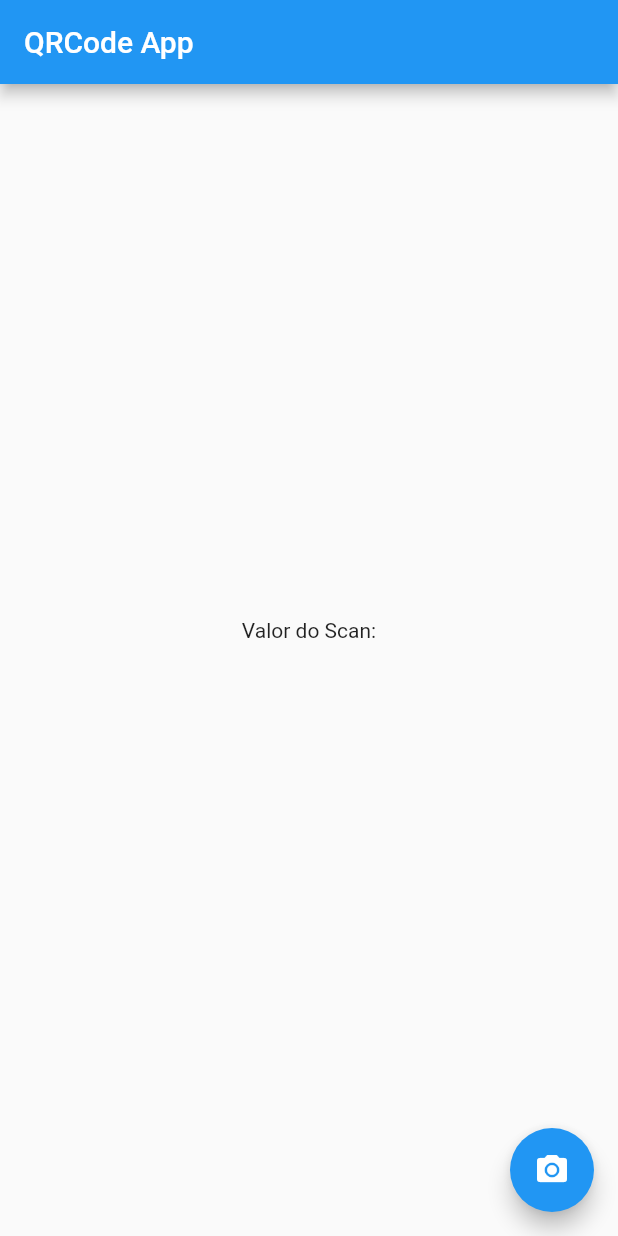
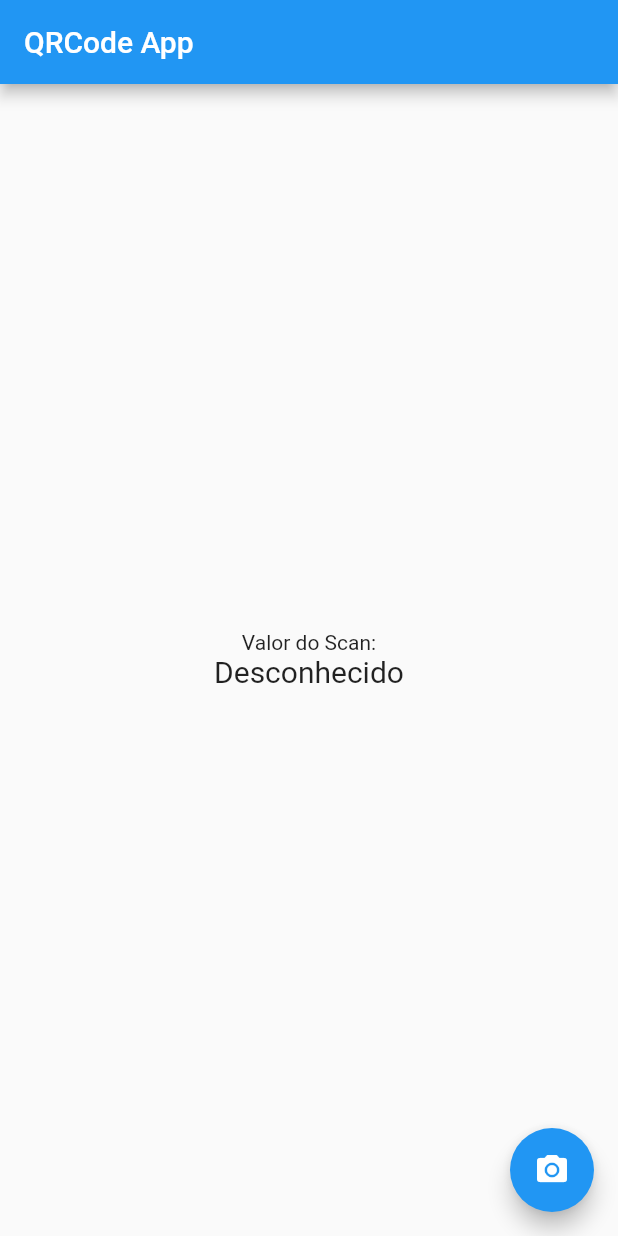
Before and after one commit to JohnEmerson1406/My_Flutter_Projects, a Flutter app: the screen it shows after launch, on a phone screen of 412 x 824 dp. Run offline on Flutter 3.47's test engine with Material 2 defaults, Android fonts, the phone set to English and light mode, and no system bars; our stand-ins replace flip_card, font_awesome_flutter; missing offline and left inert: flutter_barcode_scanner; accounts and stored records are empty.

Commit message:
refactor: change variables

```diff
--- a/qrcode_app/lib/main.dart
+++ b/qrcode_app/lib/main.dart
@@ -6,15 +6,10 @@ void main() {
 }
 
 class MyApp extends StatelessWidget {
-  // This widget is the root of your application.
   @override
   Widget build(BuildContext context) {
     return MaterialApp(
-      title: 'QRCode App',
-      theme: ThemeData(
-        primarySwatch: Colors.blue,
-        visualDensity: VisualDensity.adaptivePlatformDensity,
-      ),
+      debugShowCheckedModeBanner: false,
       home: MyHomePage(title: 'QRCode App'),
     );
   }
@@ -30,14 +25,14 @@ class MyHomePage extends StatefulWidget {
 }
 
 class _MyHomePageState extends State<MyHomePage> {
-  String _counter, _value = "";
+  String _res, _value = "Desconhecido";
 
-  Future _incrementCounter() async {
-
-    _counter = await FlutterBarcodeScanner.scanBarcode("#004297", "Cancelar", true, ScanMode.QR);
+  Future _scanQR() async {
+    _res = await FlutterBarcodeScanner.scanBarcode(
+        "#f44336", "Cancelar", true, ScanMode.QR);
 
     setState(() {
-      _value = _counter;
+      _value = _res;
     });
   }
 
@@ -56,16 +51,15 @@ class _MyHomePageState extends State<MyHomePage> {
             ),
             Text(
               '$_value',
-              style: Theme.of(context).textTheme.headline4,
+              style: TextStyle(fontSize: 20),
             ),
           ],
         ),
       ),
       floatingActionButton: FloatingActionButton(
-        onPressed: _incrementCounter,
-        tooltip: 'Increment',
+        onPressed: _scanQR,
         child: Icon(Icons.camera_alt),
-      ), // This trailing comma makes auto-formatting nicer for build methods.
+      ),
     );
   }
 }
```
